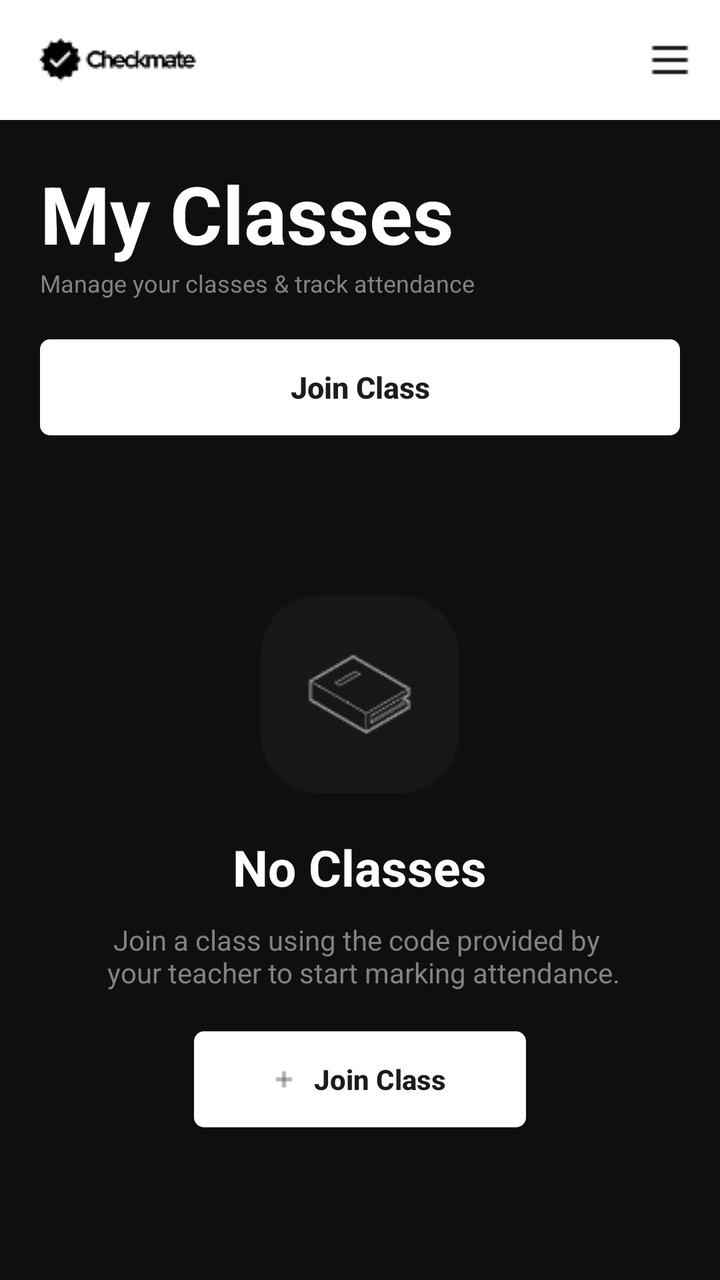
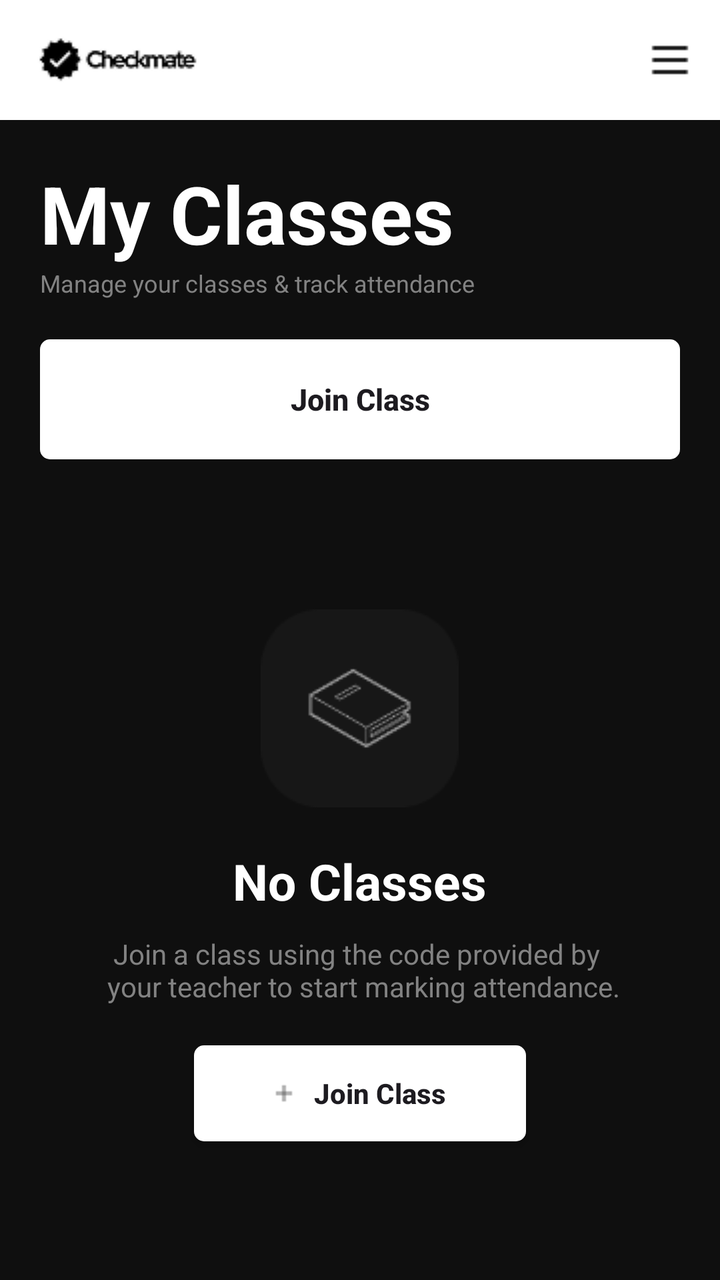

An Android layout rendered at two revisions. The XML below is the earlier revision; the diff shows what the commit changed to produce the second picture.
<!-- AndroidManifest.xml: application theme Theme.AuthTest -->
<!-- res/layout/activity_student_home.xml -->
<?xml version="1.0" encoding="utf-8"?>
<androidx.drawerlayout.widget.DrawerLayout xmlns:android="http://schemas.android.com/apk/res/android"
    xmlns:app="http://schemas.android.com/apk/res-auto"
    xmlns:tools="http://schemas.android.com/tools"
    android:id="@+id/main"
    android:layout_width="match_parent"
    android:layout_height="match_parent"
    android:orientation="vertical"
    android:background="#0F0F0F"
    android:fitsSystemWindows="true"
    tools:context=".StudentHome">

    <LinearLayout
        android:layout_width="match_parent"
        android:layout_height="match_parent"
        android:orientation="vertical" >

        <RelativeLayout
            android:layout_width="match_parent"
            android:layout_height="wrap_content"
            android:minHeight="60dp"
            android:background="#FFFFFF">

            <ImageView
                android:id="@+id/header_logo"
                android:contentDescription="header_logo"
                android:layout_width="wrap_content"
                android:layout_height="wrap_content"
                android:src="@drawable/header_logo"
                android:layout_alignParentStart="true"
                android:layout_centerVertical="true"
                android:layout_marginLeft="15dp" />

            <ImageView
                android:id="@+id/hamburger_icon"
                android:contentDescription="hamburger_icon"
                android:src="@drawable/hamburger_icon"
                android:layout_width="wrap_content"
                android:layout_height="wrap_content"
                android:layout_alignParentEnd="true"
                android:layout_centerVertical="true"
                android:layout_marginRight="15dp" />

        </RelativeLayout>

        <LinearLayout
            android:layout_width="match_parent"
            android:layout_height="wrap_content"
            android:orientation="vertical"
            android:padding="20dp" >

            <TextView
                android:text="My Classes"
                android:textColor="#FFFFFF"
                android:textStyle="bold"
                android:textSize="40sp"
                android:layout_width="wrap_content"
                android:layout_height="wrap_content" />

            <TextView
                android:text="Manage your classes &amp; track attendance"
                android:textColor="#828282"
                android:textSize="12sp"
                android:layout_width="wrap_content"
                android:layout_height="wrap_content" />

        </LinearLayout>

        <LinearLayout
            android:layout_width="match_parent"
            android:layout_height="wrap_content"
            android:paddingStart="20dp"
            android:paddingEnd="20dp"
            android:layout_marginBottom="20dp" >

            <androidx.appcompat.widget.AppCompatButton
                android:id="@+id/joinClassButton"
                android:text="Join Class"
                android:textAllCaps="false"
                android:background="@drawable/buttons_corner_radius"
                android:textStyle="bold"
                android:textSize="15sp"
                android:layout_width="match_parent"
                android:layout_height="wrap_content" />

        </LinearLayout>

        <FrameLayout
            android:layout_width="match_parent"
            android:layout_height="0dp"
            android:layout_weight="1">

            <androidx.recyclerview.widget.RecyclerView
                android:id="@+id/classesRecyclerView"
                android:layout_width="match_parent"
                android:layout_height="match_parent"
                android:visibility="gone" />

            <LinearLayout
                android:id="@+id/emptyStateLayout"
                android:layout_width="match_parent"
                android:layout_height="match_parent"
                android:gravity="center_horizontal"
                android:orientation="vertical"
                android:padding="20dp"
                android:visibility="visible">

                <ImageView
                    android:layout_width="wrap_content"
                    android:layout_height="wrap_content"
                    android:layout_marginTop="40dp"
                    android:layout_marginBottom="20dp"
                    android:src="@drawable/no_classes_image" />

                <TextView
                    android:id="@+id/no_classes"
                    android:layout_width="wrap_content"
                    android:layout_height="wrap_content"
                    android:layout_marginBottom="10dp"
                    android:text="No Classes"
                    android:textColor="#FFFFFF"
                    android:textSize="25dp"
                    android:textStyle="bold" />

                <TextView
                    android:layout_width="wrap_content"
                    android:layout_height="wrap_content"
                    android:layout_marginBottom="20dp"
                    android:text="Join a class using the code provided by \n your teacher to start marking attendance."
                    android:textAlignment="center"
                    android:textColor="#828282" />

                <androidx.appcompat.widget.AppCompatButton
                    android:id="@+id/ctaButton"
                    android:layout_width="wrap_content"
                    android:layout_height="wrap_content"
                    android:background="@drawable/buttons_corner_radius"
                    android:drawableStart="@drawable/plus"
                    android:drawablePadding="10dp"
                    android:paddingStart="40dp"
                    android:paddingTop="10dp"
                    android:paddingEnd="40dp"
                    android:paddingBottom="10dp"
                    android:text="Join Class"
                    android:textAllCaps="false"
                    android:textStyle="bold" />

            </LinearLayout>

        </FrameLayout>

    </LinearLayout>

    <com.google.android.material.navigation.NavigationView
        android:id="@+id/navigation_view"
        android:layout_width="280dp"
        android:layout_height="match_parent"
        android:layout_gravity="start"
        android:fitsSystemWindows="true"
        android:background="#1A1A1A"
        app:menu="@menu/menu_drawer"
        app:headerLayout="@layout/drawer_header"
        app:itemTextColor="@color/menu_item_color"
        app:itemIconTint="@color/menu_item_color" />

</androidx.drawerlayout.widget.DrawerLayout>
<!-- res/layout/drawer_header.xml (included above) -->
<?xml version="1.0" encoding="utf-8"?>
<LinearLayout xmlns:android="http://schemas.android.com/apk/res/android"
    android:layout_width="match_parent"
    android:layout_height="200dp"
    android:orientation="vertical"
    android:gravity="bottom"
    android:padding="20dp"
    android:background="#0F0F0F">

    <ImageView
        android:id="@+id/drawer_user_avatar"
        android:layout_width="60dp"
        android:layout_height="60dp"
        android:src="@drawable/default_avatar"
        android:contentDescription="user_avatar"
        android:layout_marginBottom="15dp" />

    <TextView
        android:id="@+id/drawer_user_name"
        android:layout_width="wrap_content"
        android:layout_height="wrap_content"
        android:text="User Name"
        android:textColor="#FFFFFF"
        android:textSize="18sp"
        android:textStyle="bold"
        android:layout_marginBottom="5dp" />

    <TextView
        android:id="@+id/drawer_user_email"
        android:layout_width="wrap_content"
        android:layout_height="wrap_content"
        android:text="user@example.com"
        android:textColor="#828282"
        android:textSize="12sp" />

</LinearLayout>
<!-- resources referenced by this layout -->
<resources>
  <!-- drawable buttons_corner_radius (drawable) -->
  <shape xmlns:android="http://schemas.android.com/apk/res/android" android:shape="rectangle">
      <solid android:color="#FFFFFF"/>
      <corners android:radius="5dp"/>
  </shape>
  <!-- drawable default_avatar (drawable) -->
  <?xml version="1.0" encoding="utf-8"?>
  <vector xmlns:android="http://schemas.android.com/apk/res/android"
      android:width="24dp"
      android:height="24dp"
      android:viewportWidth="24"
      android:viewportHeight="24">
      <path
          android:fillColor="#FFFFFF"
          android:pathData="M12,12c2.21,0 4,-1.79 4,-4s-1.79,-4 -4,-4 -4,1.79 -4,4 1.79,4 4,4zm0,2c-2.67,0 -8,1.34 -8,4v2h16v-2c0,-2.66 -5.33,-4 -8,-4z" />
  </vector>
  <!-- drawable hamburger_icon: png bitmap (drawable, 177 bytes) -->
  <!-- drawable header_logo: png bitmap (drawable, 1337 bytes) -->
  <!-- drawable no_classes_image: png bitmap (drawable, 3178 bytes) -->
  <!-- drawable plus: png bitmap (drawable, 185 bytes) -->
  <style name="Theme.AuthTest" parent="Base.Theme.AuthTest" />
  <style name="Base.Theme.AuthTest" parent="Theme.Material3.DayNight.NoActionBar">
          
          
      </style>
</resources>

<!-- the commit's change to res/layout/activity_student_home.xml (unified diff, before → after) -->
@@ -68,10 +68,10 @@
 
         <LinearLayout
             android:layout_width="match_parent"
-            android:layout_height="wrap_content"
+            android:layout_height="60dp"
             android:paddingStart="20dp"
             android:paddingEnd="20dp"
-            android:layout_marginBottom="20dp" >
+            android:layout_marginBottom="15dp" >
 
             <androidx.appcompat.widget.AppCompatButton
                 android:id="@+id/joinClassButton"
@@ -81,7 +81,57 @@
                 android:textStyle="bold"
                 android:textSize="15sp"
                 android:layout_width="match_parent"
-                android:layout_height="wrap_content" />
+                android:layout_height="60dp" />
+
+        </LinearLayout>
+
+        <LinearLayout
+            android:id="@+id/searchBarContainer"
+            android:layout_width="match_parent"
+            android:layout_height="60dp"
+            android:orientation="horizontal"
+            android:layout_marginStart="20dp"
+            android:layout_marginEnd="20dp"
+            android:layout_marginBottom="15dp"
+            android:paddingHorizontal="4dp"
+            android:paddingVertical="8dp"
+            android:gravity="center_vertical"
+            android:background="@drawable/rounded_search_bg"
+            android:visibility="gone">
+
+            <ImageView
+                android:layout_width="24dp"
+                android:layout_height="24dp"
+                android:src="@drawable/ic_search"
+                android:contentDescription="Search"
+                android:layout_marginStart="12dp"
+                app:tint="#828282" />
+
+            <EditText
+                android:id="@+id/classSearchBar"
+                android:layout_width="0dp"
+                android:layout_height="48dp"
+                android:layout_weight="1"
+                android:background="@android:color/transparent"
+                android:hint="Search by class name..."
+                android:textColorHint="#828282"
+                android:textColor="#FFFFFF"
+                android:textSize="14sp"
+                android:paddingStart="12dp"
+                android:paddingEnd="12dp"
+                android:inputType="text"
+                android:imeOptions="actionSearch"
+                android:maxLines="1" />
+
+            <ImageView
+                android:id="@+id/clearSearchButton"
+                android:layout_width="24dp"
+                android:layout_height="24dp"
+                android:src="@drawable/ic_close"
+                android:contentDescription="Clear search"
+                android:layout_marginEnd="12dp"
+                app:tint="#828282"
+                android:visibility="gone" />
 
         </LinearLayout>
 
<!-- resource entries referenced after the edit -->
@@ -18,8 +18,35 @@
   </vector>
   <!-- drawable hamburger_icon: png bitmap (drawable, 177 bytes) -->
   <!-- drawable header_logo: png bitmap (drawable, 1337 bytes) -->
+  <!-- drawable ic_close (drawable) -->
+  <vector xmlns:android="http://schemas.android.com/apk/res/android"
+      android:width="24dp"
+      android:height="24dp"
+      android:viewportWidth="24"
+      android:viewportHeight="24">
+      <path
+          android:fillColor="#828282"
+          android:pathData="M19,6.41L17.59,5 12,10.59 6.41,5 5,6.41 10.59,12 5,17.59 6.41,19 12,13.41 17.59,19 19,17.59 13.41,12 19,6.41z" />
+  </vector>
+  <!-- drawable ic_search (drawable) -->
+  <?xml version="1.0" encoding="utf-8"?>
+  <vector xmlns:android="http://schemas.android.com/apk/res/android"
+      android:width="24dp"
+      android:height="24dp"
+      android:viewportWidth="24"
+      android:viewportHeight="24">
+      <path
+          android:fillColor="#828282"
+          android:pathData="M15.5,14h-0.79l-0.28,-0.27C15.41,12.59 16,11.11 16,9.5 C16,5.91 13.09,3 9.5,3 C5.91,3 3,5.91 3,9.5 C3,13.09 5.91,16 9.5,16 c1.61,0 3.09,-0.59 4.23,-1.57l0.27,0.28 v0.79l5,4.99L20.49,19 L15.5,14zM9.5,14C7.01,14 5,11.99 5,9.5 C5,7.01 7.01,5 9.5,5 C11.99,5 14,7.01 14,9.5 C14,11.99 11.99,14 9.5,14z" />
+  </vector>
   <!-- drawable no_classes_image: png bitmap (drawable, 3178 bytes) -->
   <!-- drawable plus: png bitmap (drawable, 185 bytes) -->
+  <!-- drawable rounded_search_bg (drawable) -->
+  <?xml version="1.0" encoding="utf-8"?>
+  <shape xmlns:android="http://schemas.android.com/apk/res/android">
+      <solid android:color="#2C2C2C" />
+      <corners android:radius="12dp" />
+  </shape>
   <style name="Theme.AuthTest" parent="Base.Theme.AuthTest" />
   <style name="Base.Theme.AuthTest" parent="Theme.Material3.DayNight.NoActionBar">
           
